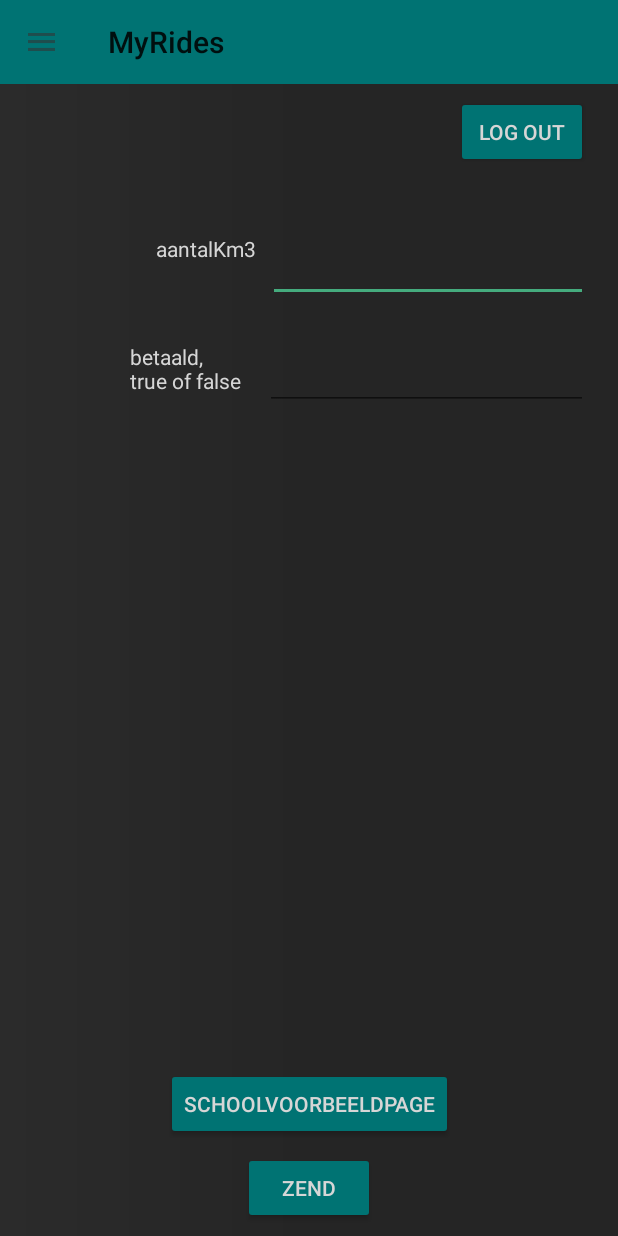
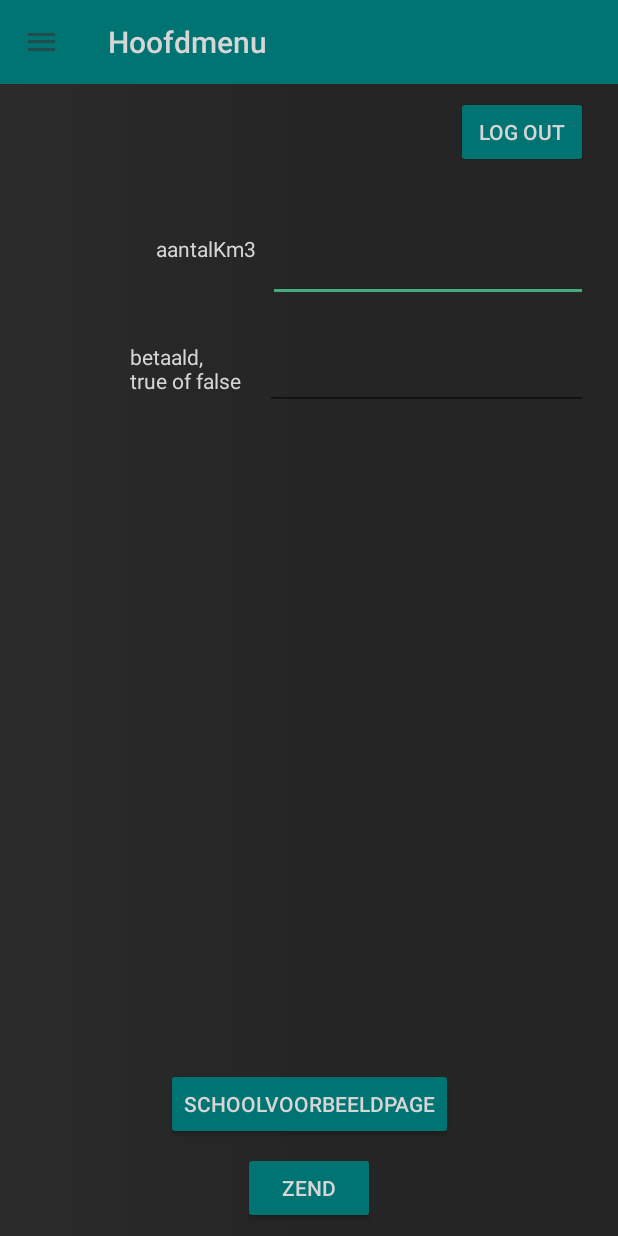
Before and after one commit to TiboRigole/MobileAppsProject, an Android app: the HomeActivity screen opened directly, with no data from a screen before it, on a phone screen of 412 x 824 dp. Run offline under Robolectric (Android 15) with nearby library versions, the phone set to English and light mode, and no system bars; our stand-ins replace Firebase (no records; nobody signed in at launch, a user with empty details on screens opened directly); libraries missing offline, so code that uses them is left out: com.facebook, com.facebook.login.

Commit message:
text van hoofdmenu opmaak, invoegenvan een style

```diff
--- a/app/src/main/java/com/example/tibo/myrides/UserActivities/HomeActivity.java
+++ b/app/src/main/java/com/example/tibo/myrides/UserActivities/HomeActivity.java
@@ -83,6 +83,7 @@ public class HomeActivity extends AppCompatActivity {
         //toolbar toevoegen aan de layout (nodig om de menuknop te hebben, die het zijkantmenu oppopt
         Toolbar toolbar = findViewById(R.id.toolbar_HomeActivity);
         setSupportActionBar(toolbar);
+        getSupportActionBar().setTitle("Hoofdmenu");
 
         //menuknopje toevoegen aan de toolbar
         ActionBar actionBar = getSupportActionBar();
--- a/app/src/main/res/layout/activity_home.xml
+++ b/app/src/main/res/layout/activity_home.xml
@@ -11,19 +11,6 @@
     android:background="@drawable/gradient"
     android:fitsSystemWindows="true">
 
-
-    <!--
-            xmlns:android="http://schemas.android.com/apk/res/android"
-        xmlns:app="http://schemas.android.com/apk/res-auto"
-        xmlns:tools="http://schemas.android.com/tools"
-        android:layout_width="match_parent"
-        android:layout_height="match_parent"
-        android:background="@drawable/gradient"
-        tools:context=".UserActivities.HomeActivity"
-
-
-    -->
-
     <android.support.constraint.ConstraintLayout
         android:id="@+id/content_frame"
         android:layout_width="match_parent"
@@ -34,8 +21,8 @@
             android:layout_width="match_parent"
             android:layout_height="?attr/actionBarSize"
             android:background="?attr/colorPrimary"
-            android:theme="@style/ThemeOverlay.AppCompat.ActionBar" />
-
+            app:theme="@style/toolbarStyle"/>
+            <!--             android:theme="@style/ThemeOverlay.AppCompat.ActionBar" -->
 
         <Button
             android:id="@+id/logOutButtonOnHomePage"
--- a/app/src/main/res/values/styles.xml
+++ b/app/src/main/res/values/styles.xml
@@ -20,4 +20,13 @@
         <item name="android:textColorHint">@color/colorText</item>
         <item name="android:textColorHighlight">@color/colorText</item>
     </style>
+
+    <style name="toolbarStyle">
+        <item name="android:textColorPrimary">@color/colorText</item>
+        <item name="android:textColorSecondary">@color/colorText</item>
+        <item name="android:actionMenuTextColor">@color/colorText</item>
+
+        <item name="colorControlNormal">?android:attr/textColorPrimary</item>
+        <item name="searchViewStyle">@style/Widget.AppCompat.SearchView.ActionBar</item>
+    </style>
 </resources>
```
